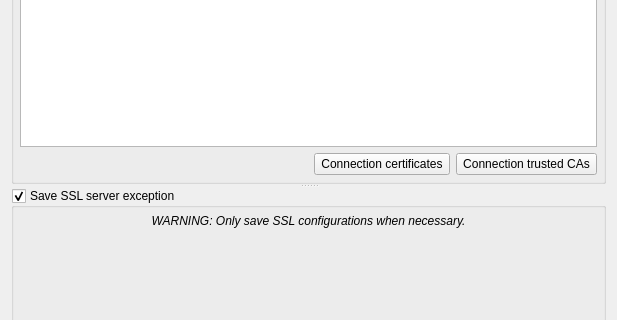
First picture: the form in src/ui/auth/qgsauthsslerrorsdialog.ui, repository qgis/QGIS, before the edit; both pictures show x 0 to 617 and y 155 to 475 of the 617 by 710 pixel window.
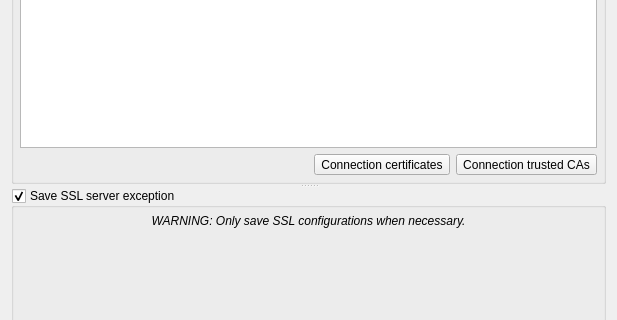
Second picture: the form after the edit. Icons and pictures are not drawn. Custom widgets are drawn as their Qt base class.

Commit message: More tweaks to dialog (icon and font size, tab order)

```diff
--- a/src/ui/auth/qgsauthsslerrorsdialog.ui
+++ b/src/ui/auth/qgsauthsslerrorsdialog.ui
@@ -125,12 +125,6 @@
          </item>
          <item>
           <widget class="QToolButton" name="btnChainInfo">
-           <property name="minimumSize">
-            <size>
-             <width>0</width>
-             <height>22</height>
-            </size>
-           </property>
            <property name="toolTip">
             <string>Show information for certificate chain</string>
            </property>
@@ -141,12 +135,6 @@
             <iconset resource="../../../images/images.qrc">
              <normaloff>:/images/themes/default/propertyicons/metadata.svg</normaloff>:/images/themes/default/propertyicons/metadata.svg</iconset>
            </property>
-           <property name="iconSize">
-            <size>
-             <width>16</width>
-             <height>16</height>
-            </size>
-           </property>
            <property name="toolButtonStyle">
             <enum>Qt::ToolButtonTextBesideIcon</enum>
            </property>
@@ -154,12 +142,6 @@
          </item>
          <item>
           <widget class="QToolButton" name="btnChainCAs">
-           <property name="minimumSize">
-            <size>
-             <width>0</width>
-             <height>22</height>
-            </size>
-           </property>
            <property name="toolTip">
             <string>Show information for certificate chain</string>
            </property>
@@ -170,12 +152,6 @@
             <iconset resource="../../../images/images.qrc">
              <normaloff>:/images/themes/default/propertyicons/metadata.svg</normaloff>:/images/themes/default/propertyicons/metadata.svg</iconset>
            </property>
-           <property name="iconSize">
-            <size>
-             <width>16</width>
-             <height>16</height>
-            </size>
-           </property>
            <property name="toolButtonStyle">
             <enum>Qt::ToolButtonTextBesideIcon</enum>
            </property>
```
The commit also changes 17 other files.
